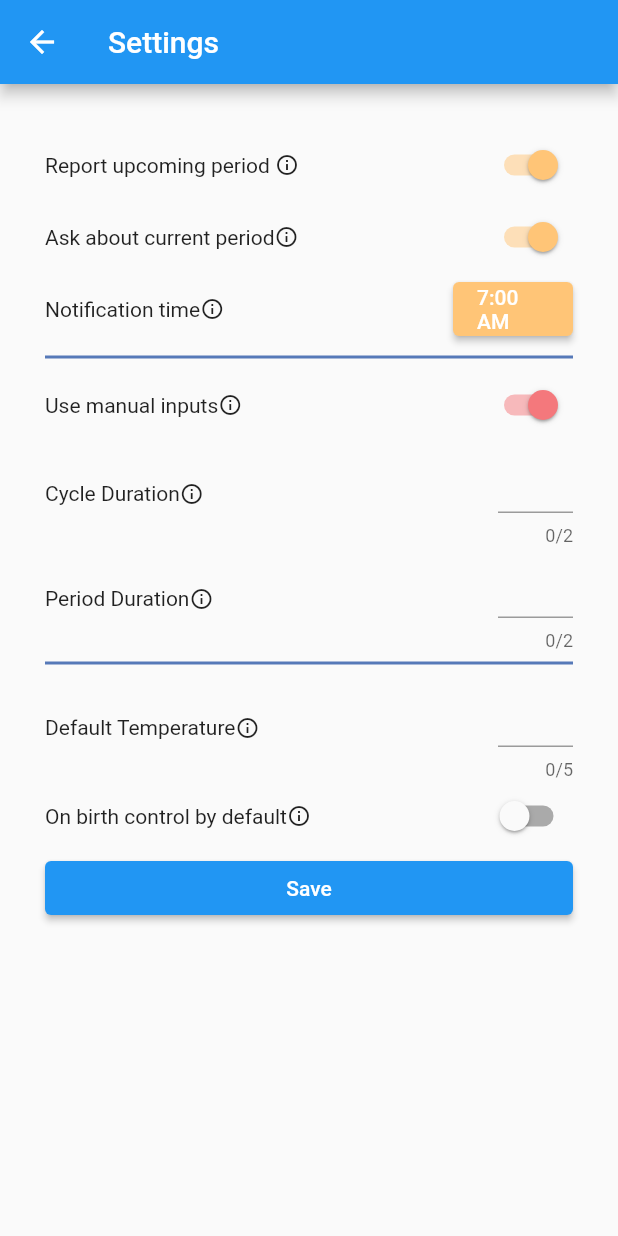
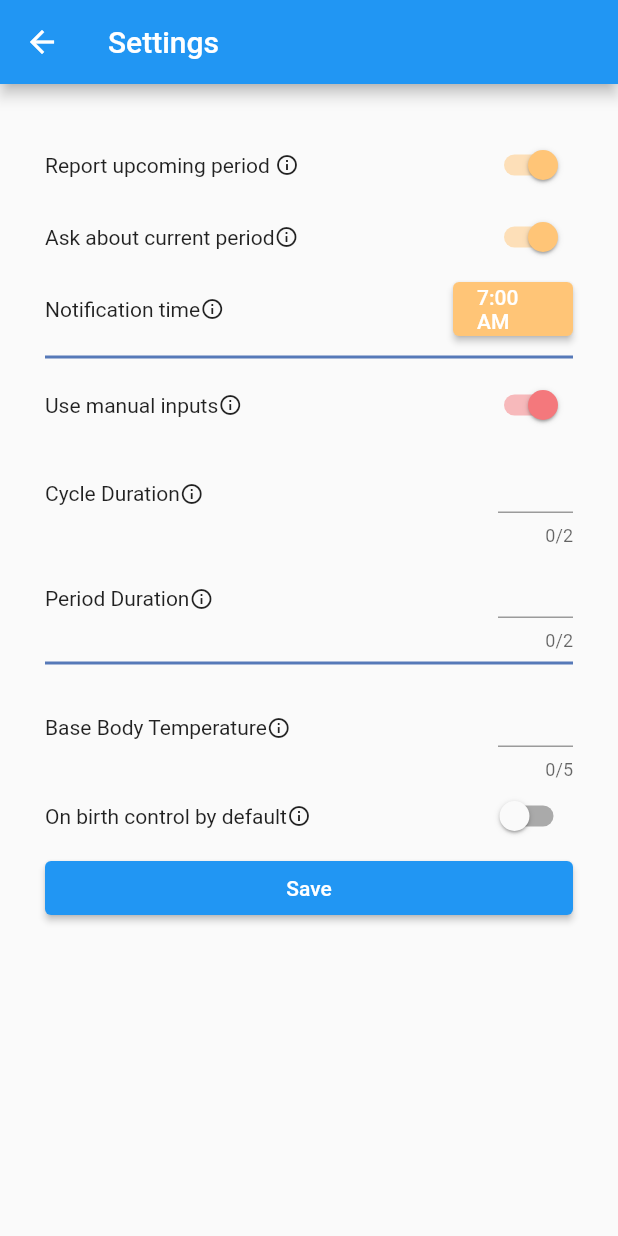
Before and after one commit to sigma-libra/strawberry, a Flutter app: the SettingsPage screen opened directly with empty values, on a phone screen of 412 x 824 dp. Run offline on Flutter 3.47's test engine with Material 2 defaults, Android fonts, the phone set to English and light mode, and no system bars; our stand-ins replace flutter_local_notifications, flutter_native_timezone, local_auth, shared_preferences, sqflite, table_calendar and 1 more; missing offline and left inert: material_color_generator; accounts and stored records are empty; statements that could not run were skipped.

Commit message:
add brith control warnings

```diff
--- a/lib/menu/settings_page.dart
+++ b/lib/menu/settings_page.dart
@@ -88,8 +88,12 @@ class SettingsPageState extends State<SettingsPage> {
             _divider(),
             _numberField(
                 _temperatureController,
-                "Default Temperature",
-                "Your default average temperature. You can also set this per day in the calendar.",
+                "Base Body Temperature",
+                "Your usual body temperature. You can also set this per day in the calendar. "
+                    "Women are typically most fertile from the start of their period until 4 days after a rise in their body temperature due to ovulation. "
+                    "Temperature can therefore be used as an approximate estimate of when to have sex to induce or avoid pregnancy. "
+                    "However, note that body temperature can be influenced by other things, like sleep, travel, illness or stress. "
+                    "An estimated 1 in 4 women using temperature to prevent pregnancy become pregnant within a year. ",
                 5),
             _birthControlSwitch(),
             ElevatedButton(
@@ -127,7 +131,8 @@ class SettingsPageState extends State<SettingsPage> {
             width: 50,
             child: TextField(
               enabled: enablingFlag,
-              style: TextStyle(color: _enabledTextColor(enabledFlag: enablingFlag)),
+              style: TextStyle(
+                  color: _enabledTextColor(enabledFlag: enablingFlag)),
               cursorColor: _enabledTextColor(),
               controller: controller,
               textDirection: TextDirection.ltr,
@@ -187,7 +192,9 @@ class SettingsPageState extends State<SettingsPage> {
         mainAxisAlignment: MainAxisAlignment.spaceBetween,
         children: <Widget>[
           showTextWithTooltip("On birth control by default",
-              "Whether per default you have birth control on a daily basis, for example an implant or IUD."),
+              "Whether per default you have birth control on a daily basis, for example an implant or IUD. "
+              "Remember to keep track of your birth control's expiration date. "
+          ),
           Switch(
             value: _defaultOnBirthControl,
             activeColor: CUSTOM_YELLOW,
```
